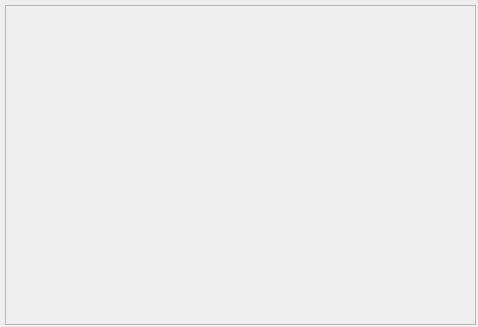
Above: src/MovieMator/ResourceDockGenerator/basedockwidget.ui from hansewu/MovieMator before the change. Below: the same form after it.
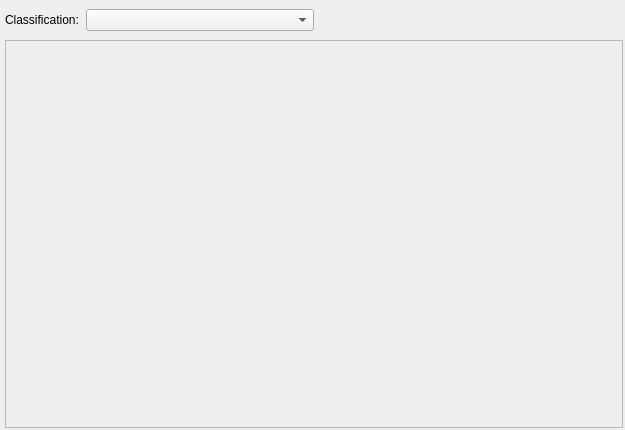
That is the form after the change. Icons and pictures are not drawn.

Commit message: Dock generator 1, support subclass custom title control 2, support subclass custom classification control 3, support easier to use drag and drop

Diff of the .ui file:
```diff
--- a/src/MovieMator/ResourceDockGenerator/basedockwidget.ui
+++ b/src/MovieMator/ResourceDockGenerator/basedockwidget.ui
@@ -6,14 +6,14 @@
    <rect>
     <x>0</x>
     <y>0</y>
-    <width>478</width>
-    <height>327</height>
+    <width>625</width>
+    <height>430</height>
    </rect>
   </property>
   <property name="minimumSize">
    <size>
-    <width>164</width>
-    <height>263</height>
+    <width>311</width>
+    <height>163</height>
    </size>
   </property>
   <property name="windowIcon">
@@ -40,30 +40,83 @@
     <property name="bottomMargin">
      <number>2</number>
     </property>
+    <item>
+     <layout class="QHBoxLayout" name="horizontalLayout_titlebar">
+      <property name="spacing">
+       <number>0</number>
+      </property>
+      <item>
+       <layout class="QHBoxLayout" name="horizontalLayout">
+        <property name="spacing">
+         <number>3</number>
+        </property>
+        <item>
+         <widget class="QLabel" name="classlabe">
+          <property name="enabled">
+           <bool>true</bool>
+          </property>
+          <property name="sizePolicy">
+           <sizepolicy hsizetype="Minimum" vsizetype="Fixed">
+            <horstretch>0</horstretch>
+            <verstretch>0</verstretch>
+           </sizepolicy>
+          </property>
+          <property name="minimumSize">
+           <size>
+            <width>30</width>
+            <height>30</height>
+           </size>
+          </property>
+          <property name="text">
+           <string>Classification: </string>
+          </property>
+         </widget>
+        </item>
+        <item>
+         <widget class="QComboBox" name="comboBox_class">
+          <property name="sizePolicy">
+           <sizepolicy hsizetype="Expanding" vsizetype="Fixed">
+            <horstretch>0</horstretch>
+            <verstretch>0</verstretch>
+           </sizepolicy>
+          </property>
+         </widget>
+        </item>
+       </layout>
+      </item>
+      <item>
+       <spacer name="horizontalSpacer">
+        <property name="orientation">
+         <enum>Qt::Horizontal</enum>
+        </property>
+        <property name="sizeHint" stdset="0">
+         <size>
+          <width>40</width>
+          <height>20</height>
+         </size>
+        </property>
+       </spacer>
+      </item>
+     </layout>
+    </item>
     <item>
      <widget class="QScrollArea" name="scrollArea">
       <property name="widgetResizable">
        <bool>true</bool>
       </property>
-      <property name="alignment">
-       <set>Qt::AlignCenter</set>
-      </property>
       <widget class="QWidget" name="scrollAreaWidgetContents">
        <property name="geometry">
         <rect>
          <x>0</x>
          <y>0</y>
-         <width>469</width>
-         <height>299</height>
+         <width>616</width>
+         <height>363</height>
         </rect>
        </property>
        <layout class="QVBoxLayout" name="verticalLayout_2">
         <property name="spacing">
          <number>2</number>
         </property>
-        <property name="sizeConstraint">
-         <enum>QLayout::SetDefaultConstraint</enum>
-        </property>
         <property name="leftMargin">
          <number>0</number>
         </property>
```
Left out of the diff: 39 changed lines with no effect on the pictures. The commit also changes 5 other files.
